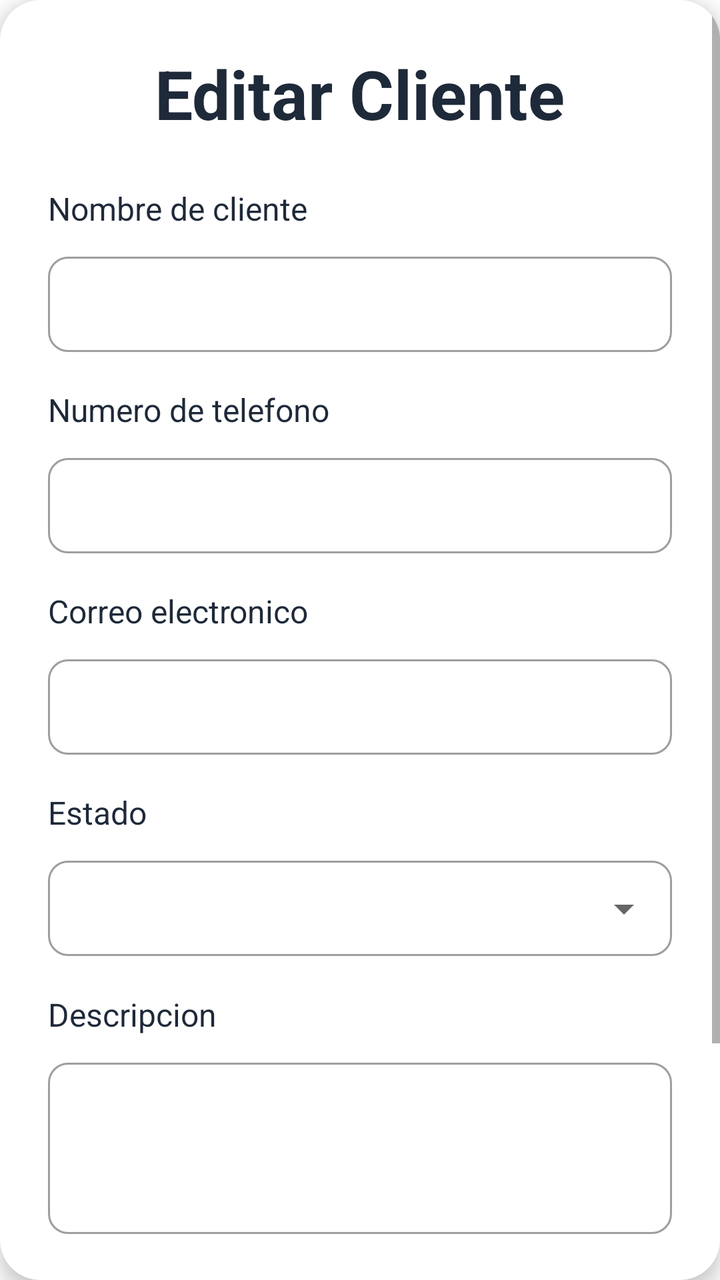
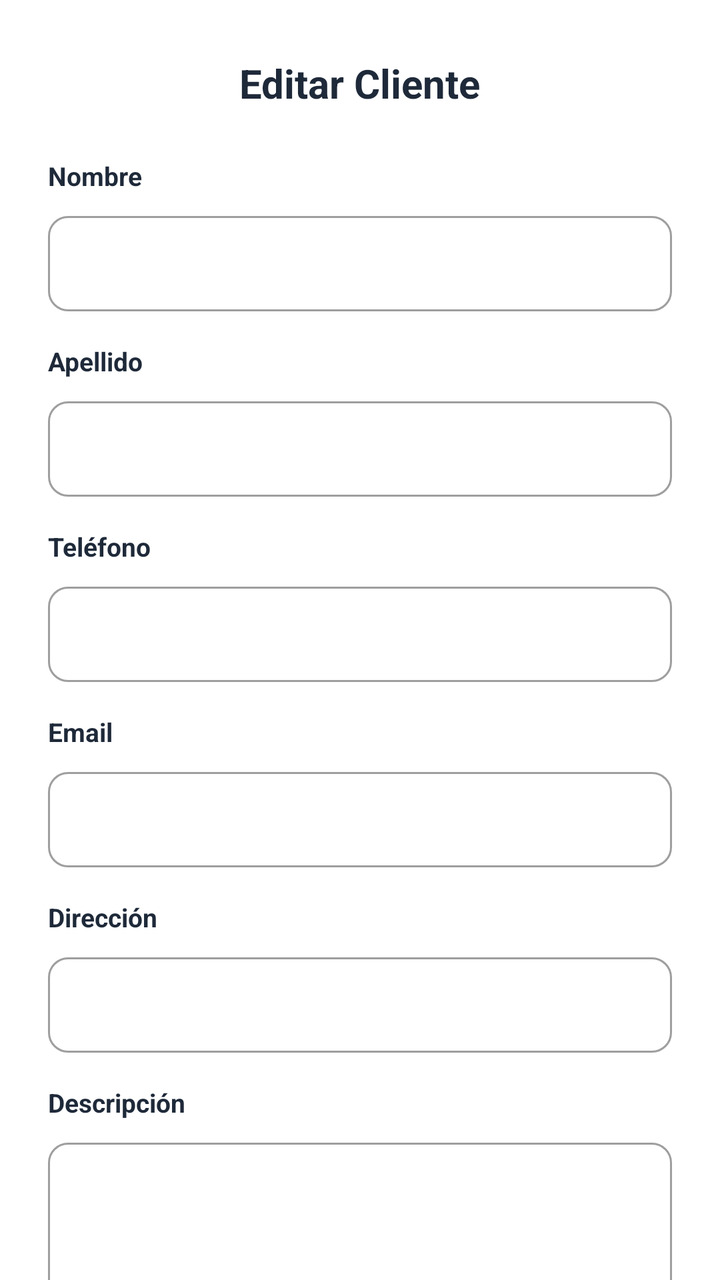

An Android layout rendered at two revisions. The XML below is the earlier revision; the diff shows what the commit changed to produce the second picture.
<!-- AndroidManifest.xml: application theme Theme.FollowUp -->
<!-- res/layout/dialog_editar_cliente.xml -->
<?xml version="1.0" encoding="utf-8"?>
<androidx.cardview.widget.CardView xmlns:android="http://schemas.android.com/apk/res/android"
    xmlns:app="http://schemas.android.com/apk/res-auto"
    android:layout_width="match_parent"
    android:layout_height="wrap_content"
    android:layout_margin="16dp"
    app:cardBackgroundColor="@color/white"
    app:cardCornerRadius="20dp"
    app:cardElevation="6dp">

    <ScrollView
        android:layout_width="match_parent"
        android:layout_height="wrap_content"
        android:fillViewport="true">

        <LinearLayout
            android:layout_width="match_parent"
            android:layout_height="wrap_content"
            android:orientation="vertical"
            android:padding="24dp">

            <TextView
                android:layout_width="wrap_content"
                android:layout_height="wrap_content"
                android:layout_gravity="center_horizontal"
                android:text="Editar Cliente"
                android:textColor="@color/text_primary"
                android:textSize="34sp"
                android:textStyle="bold" />

            <TextView
                android:layout_width="wrap_content"
                android:layout_height="wrap_content"
                android:layout_marginTop="24dp"
                android:text="Nombre de cliente"
                android:textColor="@color/text_primary"
                android:textSize="16sp" />

            <com.google.android.material.textfield.TextInputLayout
                android:id="@+id/til_cliente_nombre"
                style="@style/Widget.MaterialComponents.TextInputLayout.OutlinedBox.Dense"
                android:layout_width="match_parent"
                android:layout_height="wrap_content"
                android:layout_marginTop="8dp"
                app:boxCornerRadiusBottomEnd="10dp"
                app:boxCornerRadiusBottomStart="10dp"
                app:boxCornerRadiusTopEnd="10dp"
                app:boxCornerRadiusTopStart="10dp">

                <com.google.android.material.textfield.TextInputEditText
                    android:id="@+id/tiet_cliente_nombre"
                    android:layout_width="match_parent"
                    android:layout_height="wrap_content"
                    android:inputType="textPersonName" />
            </com.google.android.material.textfield.TextInputLayout>

            <TextView
                android:layout_width="wrap_content"
                android:layout_height="wrap_content"
                android:layout_marginTop="18dp"
                android:text="Numero de telefono"
                android:textColor="@color/text_primary"
                android:textSize="16sp" />

            <com.google.android.material.textfield.TextInputLayout
                android:id="@+id/til_cliente_telefono"
                style="@style/Widget.MaterialComponents.TextInputLayout.OutlinedBox.Dense"
                android:layout_width="match_parent"
                android:layout_height="wrap_content"
                android:layout_marginTop="8dp"
                app:boxCornerRadiusBottomEnd="10dp"
                app:boxCornerRadiusBottomStart="10dp"
                app:boxCornerRadiusTopEnd="10dp"
                app:boxCornerRadiusTopStart="10dp">

                <com.google.android.material.textfield.TextInputEditText
                    android:id="@+id/tiet_cliente_telefono"
                    android:layout_width="match_parent"
                    android:layout_height="wrap_content"
                    android:inputType="phone" />
            </com.google.android.material.textfield.TextInputLayout>

            <TextView
                android:layout_width="wrap_content"
                android:layout_height="wrap_content"
                android:layout_marginTop="18dp"
                android:text="Correo electronico"
                android:textColor="@color/text_primary"
                android:textSize="16sp" />

            <com.google.android.material.textfield.TextInputLayout
                android:id="@+id/til_cliente_email"
                style="@style/Widget.MaterialComponents.TextInputLayout.OutlinedBox.Dense"
                android:layout_width="match_parent"
                android:layout_height="wrap_content"
                android:layout_marginTop="8dp"
                app:boxCornerRadiusBottomEnd="10dp"
                app:boxCornerRadiusBottomStart="10dp"
                app:boxCornerRadiusTopEnd="10dp"
                app:boxCornerRadiusTopStart="10dp">

                <com.google.android.material.textfield.TextInputEditText
                    android:id="@+id/tiet_cliente_email"
                    android:layout_width="match_parent"
                    android:layout_height="wrap_content"
                    android:inputType="textEmailAddress" />
            </com.google.android.material.textfield.TextInputLayout>

            <TextView
                android:layout_width="wrap_content"
                android:layout_height="wrap_content"
                android:layout_marginTop="18dp"
                android:text="Estado"
                android:textColor="@color/text_primary"
                android:textSize="16sp" />

            <com.google.android.material.textfield.TextInputLayout
                android:id="@+id/til_cliente_estado"
                style="@style/Widget.MaterialComponents.TextInputLayout.OutlinedBox.Dense.ExposedDropdownMenu"
                android:layout_width="match_parent"
                android:layout_height="wrap_content"
                android:layout_marginTop="8dp"
                app:boxCornerRadiusBottomEnd="10dp"
                app:boxCornerRadiusBottomStart="10dp"
                app:boxCornerRadiusTopEnd="10dp"
                app:boxCornerRadiusTopStart="10dp"
                app:endIconMode="dropdown_menu">

                <AutoCompleteTextView
                    android:id="@+id/actv_cliente_estado"
                    android:layout_width="match_parent"
                    android:layout_height="wrap_content"
                    android:focusable="false"
                    android:inputType="none" />
            </com.google.android.material.textfield.TextInputLayout>

            <TextView
                android:layout_width="wrap_content"
                android:layout_height="wrap_content"
                android:layout_marginTop="18dp"
                android:text="Descripcion"
                android:textColor="@color/text_primary"
                android:textSize="16sp" />

            <com.google.android.material.textfield.TextInputLayout
                android:id="@+id/til_cliente_descripcion"
                style="@style/Widget.MaterialComponents.TextInputLayout.OutlinedBox.Dense"
                android:layout_width="match_parent"
                android:layout_height="wrap_content"
                android:layout_marginTop="8dp"
                app:boxCornerRadiusBottomEnd="10dp"
                app:boxCornerRadiusBottomStart="10dp"
                app:boxCornerRadiusTopEnd="10dp"
                app:boxCornerRadiusTopStart="10dp">

                <com.google.android.material.textfield.TextInputEditText
                    android:id="@+id/tiet_cliente_descripcion"
                    android:layout_width="match_parent"
                    android:layout_height="wrap_content"
                    android:inputType="textMultiLine"
                    android:minLines="3" />
            </com.google.android.material.textfield.TextInputLayout>

            <com.google.android.material.button.MaterialButton
                android:id="@+id/btn_cancelar_cliente"
                android:layout_width="match_parent"
                android:layout_height="54dp"
                android:layout_marginTop="24dp"
                android:text="Cancelar"
                android:textAllCaps="false"
                android:textColor="@color/primary_blue"
                app:backgroundTint="@android:color/transparent"
                app:cornerRadius="8dp"
                app:strokeColor="@color/primary_blue"
                app:strokeWidth="1dp" />

            <com.google.android.material.button.MaterialButton
                android:id="@+id/btn_guardar_cliente"
                android:layout_width="match_parent"
                android:layout_height="54dp"
                android:layout_marginTop="12dp"
                android:text="Guardar"
                android:textAllCaps="false"
                android:textColor="@color/white"
                app:backgroundTint="@color/primary_blue"
                app:cornerRadius="8dp" />

        </LinearLayout>
    </ScrollView>

</androidx.cardview.widget.CardView>
<!-- resources referenced by this layout -->
<resources>
  <color name="primary_blue">#4087C4</color>
  <color name="text_primary">#1E2939</color>
  <color name="white">#FFFFFFFF</color>
  <style name="Theme.FollowUp" parent="Theme.MaterialComponents.DayNight.NoActionBar">
          <item name="colorPrimary">@color/primary_blue</item>
          <item name="colorPrimaryVariant">@color/primary_blue</item>
          <item name="colorOnPrimary">@color/white</item>
          <item name="android:windowBackground">@color/white</item>
      </style>
</resources>

<!-- the commit's change to res/layout/dialog_editar_cliente.xml (unified diff, before → after) -->
@@ -1,191 +1,229 @@
 <?xml version="1.0" encoding="utf-8"?>
-<androidx.cardview.widget.CardView xmlns:android="http://schemas.android.com/apk/res/android"
+<ScrollView
+    xmlns:android="http://schemas.android.com/apk/res/android"
     xmlns:app="http://schemas.android.com/apk/res-auto"
     android:layout_width="match_parent"
     android:layout_height="wrap_content"
-    android:layout_margin="16dp"
-    app:cardBackgroundColor="@color/white"
-    app:cardCornerRadius="20dp"
-    app:cardElevation="6dp">
-
-    <ScrollView
+    android:scrollbars="none">
+
+    <LinearLayout
         android:layout_width="match_parent"
         android:layout_height="wrap_content"
-        android:fillViewport="true">
-
+        android:orientation="vertical"
+        android:background="@drawable/background_content_top_rounded"
+        android:paddingHorizontal="24dp"
+        android:paddingTop="28dp"
+        android:paddingBottom="24dp">
+
+        
+        <TextView
+            android:layout_width="wrap_content"
+            android:layout_height="wrap_content"
+            android:layout_gravity="center_horizontal"
+            android:text="Editar Cliente"
+            android:textColor="@color/text_primary"
+            android:textSize="20sp"
+            android:textStyle="bold"
+            android:layout_marginBottom="24dp" />
+
+        
+        <TextView
+            android:layout_width="wrap_content"
+            android:layout_height="wrap_content"
+            android:text="Nombre"
+            android:textColor="@color/text_primary"
+            android:textSize="13sp"
+            android:textStyle="bold" />
+
+        <com.google.android.material.textfield.TextInputLayout
+            android:id="@+id/til_cliente_nombre"
+            style="@style/Widget.MaterialComponents.TextInputLayout.OutlinedBox.Dense"
+            android:layout_width="match_parent"
+            android:layout_height="wrap_content"
+            android:layout_marginTop="6dp"
+            android:layout_marginBottom="16dp"
+            app:boxCornerRadiusBottomEnd="10dp"
+            app:boxCornerRadiusBottomStart="10dp"
+            app:boxCornerRadiusTopEnd="10dp"
+            app:boxCornerRadiusTopStart="10dp">
+            <com.google.android.material.textfield.TextInputEditText
+                android:id="@+id/tiet_cliente_nombre"
+                android:layout_width="match_parent"
+                android:layout_height="wrap_content"
+                android:inputType="textPersonName" />
+        </com.google.android.material.textfield.TextInputLayout>
+
+        
+        <TextView
+            android:layout_width="wrap_content"
+            android:layout_height="wrap_content"
+            android:text="Apellido"
+            android:textColor="@color/text_primary"
+            android:textSize="13sp"
+            android:textStyle="bold" />
+
+        <com.google.android.material.textfield.TextInputLayout
+            android:id="@+id/til_cliente_apellido"
+            style="@style/Widget.MaterialComponents.TextInputLayout.OutlinedBox.Dense"
+            android:layout_width="match_parent"
+            android:layout_height="wrap_content"
+            android:layout_marginTop="6dp"
+            android:layout_marginBottom="16dp"
+            app:boxCornerRadiusBottomEnd="10dp"
+            app:boxCornerRadiusBottomStart="10dp"
+            app:boxCornerRadiusTopEnd="10dp"
+            app:boxCornerRadiusTopStart="10dp">
+            <com.google.android.material.textfield.TextInputEditText
+                android:id="@+id/tiet_cliente_apellido"
+                android:layout_width="match_parent"
+                android:layout_height="wrap_content"
+                android:inputType="textPersonName" />
+        </com.google.android.material.textfield.TextInputLayout>
+
+        
+        <TextView
+            android:layout_width="wrap_content"
+            android:layout_height="wrap_content"
+            android:text="Teléfono"
+            android:textColor="@color/text_primary"
+            android:textSize="13sp"
+            android:textStyle="bold" />
+
+        <com.google.android.material.textfield.TextInputLayout
+            android:id="@+id/til_cliente_telefono"
+            style="@style/Widget.MaterialComponents.TextInputLayout.OutlinedBox.Dense"
+            android:layout_width="match_parent"
+            android:layout_height="wrap_content"
+            android:layout_marginTop="6dp"
+            android:layout_marginBottom="16dp"
+            app:boxCornerRadiusBottomEnd="10dp"
+            app:boxCornerRadiusBottomStart="10dp"
+            app:boxCornerRadiusTopEnd="10dp"
+            app:boxCornerRadiusTopStart="10dp">
+            <com.google.android.material.textfield.TextInputEditText
+                android:id="@+id/tiet_cliente_telefono"
+                android:layout_width="match_parent"
+                android:layout_height="wrap_content"
+                android:inputType="phone" />
+        </com.google.android.material.textfield.TextInputLayout>
+
+        
+        <TextView
+            android:layout_width="wrap_content"
+            android:layout_height="wrap_content"
+            android:text="Email"
+            android:textColor="@color/text_primary"
+            android:textSize="13sp"
+            android:textStyle="bold" />
+
+        <com.google.android.material.textfield.TextInputLayout
+            android:id="@+id/til_cliente_email"
+            style="@style/Widget.MaterialComponents.TextInputLayout.OutlinedBox.Dense"
+            android:layout_width="match_parent"
+            android:layout_height="wrap_content"
+            android:layout_marginTop="6dp"
+            android:layout_marginBottom="16dp"
+            app:boxCornerRadiusBottomEnd="10dp"
+            app:boxCornerRadiusBottomStart="10dp"
+            app:boxCornerRadiusTopEnd="10dp"
+            app:boxCornerRadiusTopStart="10dp">
+            <com.google.android.material.textfield.TextInputEditText
+                android:id="@+id/tiet_cliente_email"
+                android:layout_width="match_parent"
+                android:layout_height="wrap_content"
+                android:inputType="textEmailAddress" />
+        </com.google.android.material.textfield.TextInputLayout>
+
+        
+        <TextView
+            android:layout_width="wrap_content"
+            android:layout_height="wrap_content"
+            android:text="Dirección"
+            android:textColor="@color/text_primary"
+            android:textSize="13sp"
+            android:textStyle="bold" />
+
+        <com.google.android.material.textfield.TextInputLayout
+            android:id="@+id/til_cliente_direccion"
+            style="@style/Widget.MaterialComponents.TextInputLayout.OutlinedBox.Dense"
+            android:layout_width="match_parent"
+            android:layout_height="wrap_content"
+            android:layout_marginTop="6dp"
+            android:layout_marginBottom="16dp"
+            app:boxCornerRadiusBottomEnd="10dp"
+            app:boxCornerRadiusBottomStart="10dp"
+            app:boxCornerRadiusTopEnd="10dp"
+            app:boxCornerRadiusTopStart="10dp">
+            <com.google.android.material.textfield.TextInputEditText
+                android:id="@+id/tiet_cliente_direccion"
+                android:layout_width="match_parent"
+                android:layout_height="wrap_content"
+                android:inputType="textPostalAddress" />
+        </com.google.android.material.textfield.TextInputLayout>
+
+        
+        <TextView
+            android:layout_width="wrap_content"
+            android:layout_height="wrap_content"
+            android:text="Descripción"
+            android:textColor="@color/text_primary"
+            android:textSize="13sp"
+            android:textStyle="bold" />
+
+        <com.google.android.material.textfield.TextInputLayout
+            android:id="@+id/til_cliente_descripcion"
+            style="@style/Widget.MaterialComponents.TextInputLayout.OutlinedBox.Dense"
+            android:layout_width="match_parent"
+            android:layout_height="wrap_content"
+            android:layout_marginTop="6dp"
+            android:layout_marginBottom="24dp"
+            app:boxCornerRadiusBottomEnd="10dp"
+            app:boxCornerRadiusBottomStart="10dp"
+            app:boxCornerRadiusTopEnd="10dp"
+            app:boxCornerRadiusTopStart="10dp">
+            <com.google.android.material.textfield.TextInputEditText
+                android:id="@+id/tiet_cliente_descripcion"
+                android:layout_width="match_parent"
+                android:layout_height="wrap_content"
+                android:inputType="textMultiLine"
+                android:minLines="3" />
+        </com.google.android.material.textfield.TextInputLayout>
+
+        
         <LinearLayout
             android:layout_width="match_parent"
             android:layout_height="wrap_content"
-            android:orientation="vertical"
-            android:padding="24dp">
-
-            <TextView
-                android:layout_width="wrap_content"
-                android:layout_height="wrap_content"
-                android:layout_gravity="center_horizontal"
-                android:text="Editar Cliente"
-                android:textColor="@color/text_primary"
-                android:textSize="34sp"
-                android:textStyle="bold" />
-
-            <TextView
-                android:layout_width="wrap_content"
-                android:layout_height="wrap_content"
-                android:layout_marginTop="24dp"
-                android:text="Nombre de cliente"
-                android:textColor="@color/text_primary"
-                android:textSize="16sp" />
-
-            <com.google.android.material.textfield.TextInputLayout
-                android:id="@+id/til_cliente_nombre"
-                style="@style/Widget.MaterialComponents.TextInputLayout.OutlinedBox.Dense"
-                android:layout_width="match_parent"
-                android:layout_height="wrap_content"
-                android:layout_marginTop="8dp"
-                app:boxCornerRadiusBottomEnd="10dp"
-                app:boxCornerRadiusBottomStart="10dp"
-                app:boxCornerRadiusTopEnd="10dp"
-                app:boxCornerRadiusTopStart="10dp">
-
-                <com.google.android.material.textfield.TextInputEditText
-                    android:id="@+id/tiet_cliente_nombre"
-                    android:layout_width="match_parent"
-                    android:layout_height="wrap_content"
-                    android:inputType="textPersonName" />
-            </com.google.android.material.textfield.TextInputLayout>
-
-            <TextView
-                android:layout_width="wrap_content"
-                android:layout_height="wrap_content"
-                android:layout_marginTop="18dp"
-                android:text="Numero de telefono"
-                android:textColor="@color/text_primary"
-                android:textSize="16sp" />
-
-            <com.google.android.material.textfield.TextInputLayout
-                android:id="@+id/til_cliente_telefono"
-                style="@style/Widget.MaterialComponents.TextInputLayout.OutlinedBox.Dense"
-                android:layout_width="match_parent"
-                android:layout_height="wrap_content"
-                android:layout_marginTop="8dp"
-                app:boxCornerRadiusBottomEnd="10dp"
-                app:boxCornerRadiusBottomStart="10dp"
-                app:boxCornerRadiusTopEnd="10dp"
-                app:boxCornerRadiusTopStart="10dp">
-
-                <com.google.android.material.textfield.TextInputEditText
-                    android:id="@+id/tiet_cliente_telefono"
-                    android:layout_width="match_parent"
-                    android:layout_height="wrap_content"
-                    android:inputType="phone" />
-            </com.google.android.material.textfield.TextInputLayout>
-
-            <TextView
-                android:layout_width="wrap_content"
-                android:layout_height="wrap_content"
-                android:layout_marginTop="18dp"
-                android:text="Correo electronico"
-                android:textColor="@color/text_primary"
-                android:textSize="16sp" />
-
-            <com.google.android.material.textfield.TextInputLayout
-                android:id="@+id/til_cliente_email"
-                style="@style/Widget.MaterialComponents.TextInputLayout.OutlinedBox.Dense"
-                android:layout_width="match_parent"
-                android:layout_height="wrap_content"
-                android:layout_marginTop="8dp"
-                app:boxCornerRadiusBottomEnd="10dp"
-                app:boxCornerRadiusBottomStart="10dp"
-                app:boxCornerRadiusTopEnd="10dp"
-                app:boxCornerRadiusTopStart="10dp">
-
-                <com.google.android.material.textfield.TextInputEditText
-                    android:id="@+id/tiet_cliente_email"
-                    android:layout_width="match_parent"
-                    android:layout_height="wrap_content"
-                    android:inputType="textEmailAddress" />
-            </com.google.android.material.textfield.TextInputLayout>
-
-            <TextView
-                android:layout_width="wrap_content"
-                android:layout_height="wrap_content"
-                android:layout_marginTop="18dp"
-                android:text="Estado"
-                android:textColor="@color/text_primary"
-                android:textSize="16sp" />
-
-            <com.google.android.material.textfield.TextInputLayout
-                android:id="@+id/til_cliente_estado"
-                style="@style/Widget.MaterialComponents.TextInputLayout.OutlinedBox.Dense.ExposedDropdownMenu"
-                android:layout_width="match_parent"
-                android:layout_height="wrap_content"
-                android:layout_marginTop="8dp"
-                app:boxCornerRadiusBottomEnd="10dp"
-                app:boxCornerRadiusBottomStart="10dp"
-                app:boxCornerRadiusTopEnd="10dp"
-                app:boxCornerRadiusTopStart="10dp"
-                app:endIconMode="dropdown_menu">
-
-                <AutoCompleteTextView
-                    android:id="@+id/actv_cliente_estado"
-                    android:layout_width="match_parent"
-                    android:layout_height="wrap_content"
-                    android:focusable="false"
-                    android:inputType="none" />
-            </com.google.android.material.textfield.TextInputLayout>
-
-            <TextView
-                android:layout_width="wrap_content"
-                android:layout_height="wrap_content"
-                android:layout_marginTop="18dp"
-                android:text="Descripcion"
-                android:textColor="@color/text_primary"
-                android:textSize="16sp" />
-
-            <com.google.android.material.textfield.TextInputLayout
-                android:id="@+id/til_cliente_descripcion"
-                style="@style/Widget.MaterialComponents.TextInputLayout.OutlinedBox.Dense"
-                android:layout_width="match_parent"
-                android:layout_height="wrap_content"
-                android:layout_marginTop="8dp"
-                app:boxCornerRadiusBottomEnd="10dp"
-                app:boxCornerRadiusBottomStart="10dp"
-                app:boxCornerRadiusTopEnd="10dp"
-                app:boxCornerRadiusTopStart="10dp">
-
-                <com.google.android.material.textfield.TextInputEditText
-                    android:id="@+id/tiet_cliente_descripcion"
-                    android:layout_width="match_parent"
-                    android:layout_height="wrap_content"
-                    android:inputType="textMultiLine"
-                    android:minLines="3" />
-            </com.google.android.material.textfield.TextInputLayout>
+            android:orientation="horizontal"
+            android:gravity="center">
 
             <com.google.android.material.button.MaterialButton
                 android:id="@+id/btn_cancelar_cliente"
-                android:layout_width="match_parent"
-                android:layout_height="54dp"
-                android:layout_marginTop="24dp"
+                style="@style/Widget.MaterialComponents.Button.OutlinedButton"
+                android:layout_width="0dp"
+                android:layout_height="48dp"
+                android:layout_weight="1"
                 android:text="Cancelar"
                 android:textAllCaps="false"
-                android:textColor="@color/primary_blue"
-                app:backgroundTint="@android:color/transparent"
-                app:cornerRadius="8dp"
-                app:strokeColor="@color/primary_blue"
-                app:strokeWidth="1dp" />
+                android:textColor="@color/text_primary"
+                app:cornerRadius="14dp"
+                app:strokeColor="#D0D5DD"
+                app:strokeWidth="1.5dp"
+                app:backgroundTint="@android:color/white" />
+
+            <View android:layout_width="10dp" android:layout_height="1dp" />
 
             <com.google.android.material.button.MaterialButton
                 android:id="@+id/btn_guardar_cliente"
-                android:layout_width="match_parent"
-                android:layout_height="54dp"
-                android:layout_marginTop="12dp"
+                android:layout_width="0dp"
+                android:layout_height="48dp"
+                android:layout_weight="1"
                 android:text="Guardar"
                 android:textAllCaps="false"
-                android:textColor="@color/white"
-                app:backgroundTint="@color/primary_blue"
-                app:cornerRadius="8dp" />
+                android:textColor="@android:color/white"
+                app:cornerRadius="14dp"
+                app:backgroundTint="#286DFF" />
 
         </LinearLayout>
-    </ScrollView>
-
-</androidx.cardview.widget.CardView>
+
+    </LinearLayout>
+</ScrollView>
<!-- resource entries referenced after the edit -->
@@ -2,6 +2,15 @@
 <resources>
   <color name="primary_blue">#4087C4</color>
   <color name="text_primary">#1E2939</color>
+  <!-- drawable background_content_top_rounded (drawable) -->
+  <?xml version="1.0" encoding="utf-8"?>
+  <shape xmlns:android="http://schemas.android.com/apk/res/android"
+      android:shape="rectangle">
+      <solid android:color="@color/white" />
+      <corners
+          android:topLeftRadius="24dp"
+          android:topRightRadius="24dp" />
+  </shape>
   <color name="white">#FFFFFFFF</color>
   <style name="Theme.FollowUp" parent="Theme.MaterialComponents.DayNight.NoActionBar">
           <item name="colorPrimary">@color/primary_blue</item>
